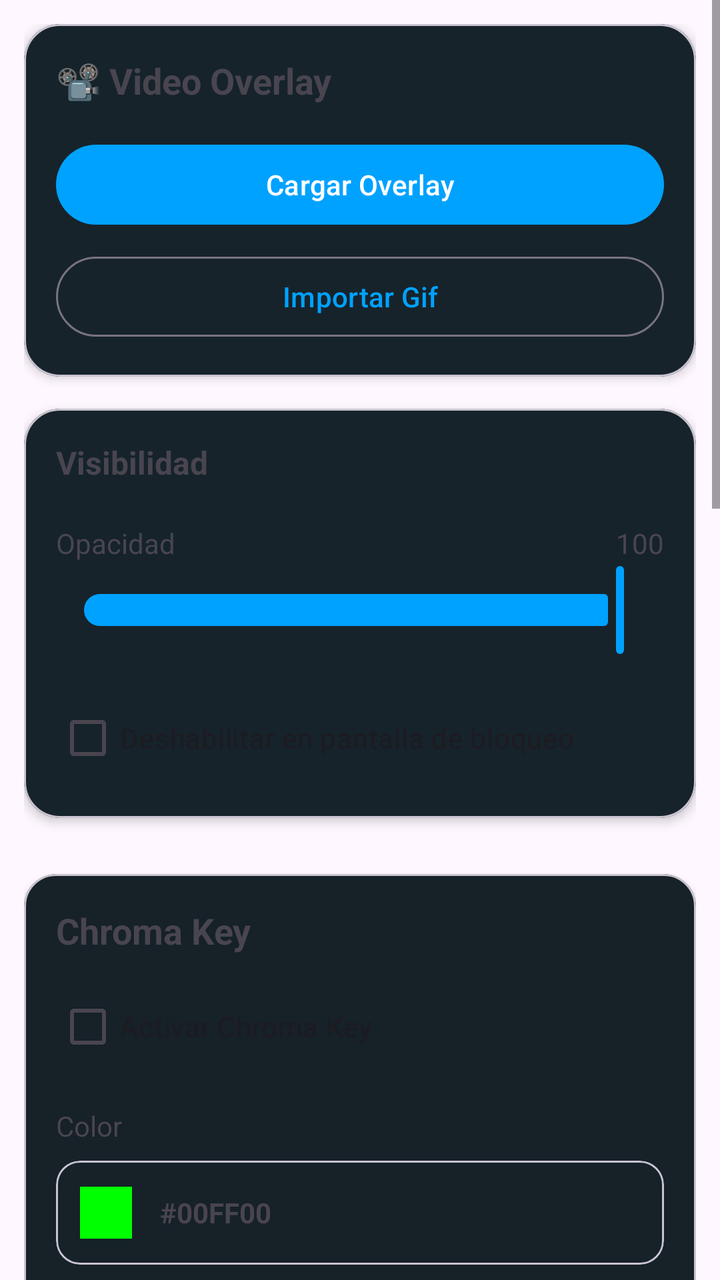
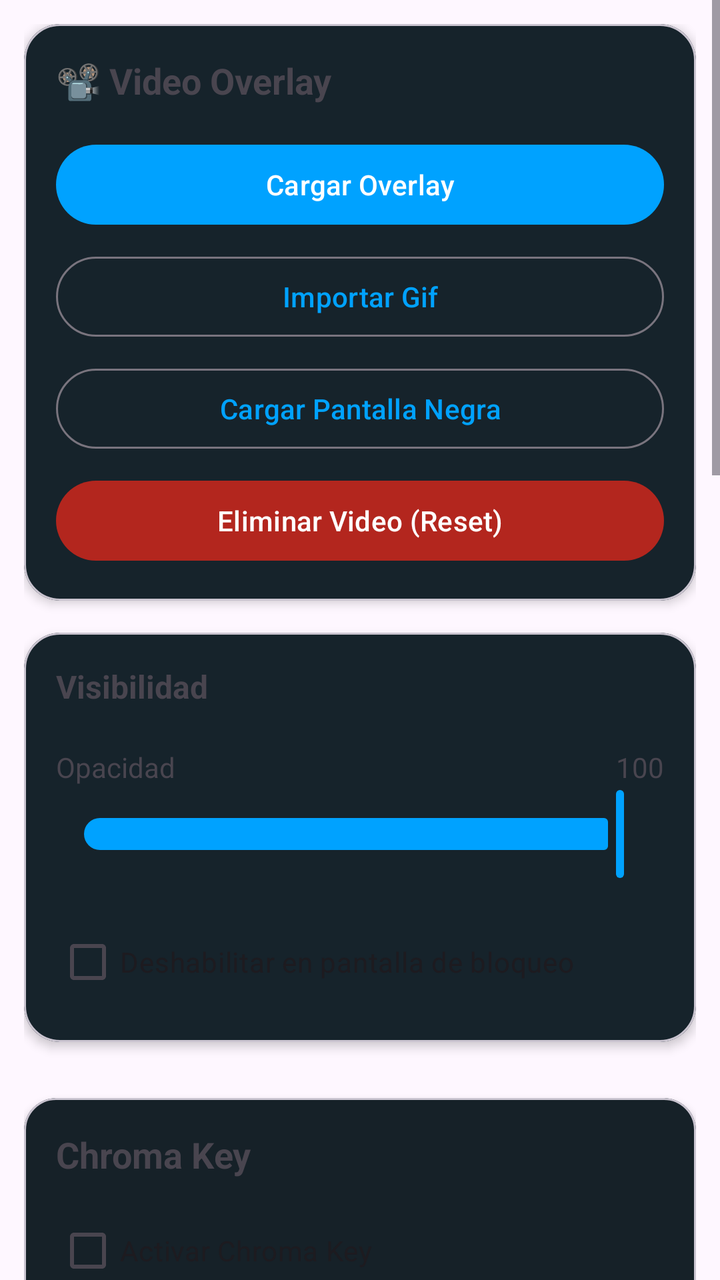

Screens rendered from an Android XML layout before and after an edit, with the pre-edit source and the edit as a unified diff.
<!-- AndroidManifest.xml: application theme Theme.RomasterLiveWall -->
<!-- res/layout/layout_overlay.xml -->
<?xml version="1.0" encoding="utf-8"?>
<ScrollView
    xmlns:android="http://schemas.android.com/apk/res/android"
    xmlns:app="http://schemas.android.com/apk/res-auto"
    android:layout_width="match_parent"
    android:layout_height="match_parent">

    <LinearLayout
        android:layout_width="match_parent"
        android:layout_height="wrap_content"
        android:orientation="vertical"
        android:padding="12dp">

        
        
        

        <com.google.android.material.card.MaterialCardView
            android:layout_width="match_parent"
            android:layout_height="wrap_content"
            android:layout_marginBottom="16dp"
            app:cardCornerRadius="18dp"
            app:cardElevation="3dp">

            <LinearLayout
                android:layout_width="match_parent"
                android:layout_height="wrap_content"
                android:orientation="vertical"
                android:padding="16dp">

                <TextView
                    android:layout_width="wrap_content"
                    android:layout_height="wrap_content"
                    android:text="📽️ Video Overlay"
                    android:textStyle="bold"
                    android:textSize="18sp"/>

                <com.google.android.material.button.MaterialButton
                    android:id="@+id/buttonLoadOverlay"
                    style="@style/Widget.Material3.Button"
                    android:layout_width="match_parent"
                    android:layout_height="wrap_content"
                    android:layout_marginTop="16dp"
                    android:text="Cargar Overlay"/>

                <com.google.android.material.button.MaterialButton
                    android:id="@+id/buttonImportGifOverlay"
                    style="@style/Widget.Material3.Button.OutlinedButton"
                    android:layout_width="match_parent"
                    android:layout_height="wrap_content"
                    android:layout_marginTop="8dp"
                    android:text="Importar Gif"/>

            </LinearLayout>

        </com.google.android.material.card.MaterialCardView>

        
        
        

        <com.google.android.material.card.MaterialCardView
            android:layout_width="match_parent"
            android:layout_height="wrap_content"
            android:layout_marginBottom="16dp"
            app:cardCornerRadius="18dp"
            app:cardElevation="3dp">

            <LinearLayout
                android:layout_width="match_parent"
                android:layout_height="wrap_content"
                android:orientation="vertical"
                android:padding="16dp">

                <TextView
                    android:layout_width="wrap_content"
                    android:layout_height="wrap_content"
                    android:text="Visibilidad"
                    android:textStyle="bold"
                    android:textSize="16sp"/>

                <LinearLayout
                    android:layout_width="match_parent"
                    android:layout_height="wrap_content"
                    android:layout_marginTop="20dp"
                    android:orientation="horizontal">

                    <TextView
                        android:layout_width="0dp"
                        android:layout_height="wrap_content"
                        android:layout_weight="1"
                        android:text="Opacidad"/>

                    <TextView
                        android:id="@+id/textOverlayAlphaValue"
                        android:layout_width="wrap_content"
                        android:layout_height="wrap_content"
                        android:text="100"/>

                </LinearLayout>

                <com.google.android.material.slider.Slider
                    android:id="@+id/sliderOverlayAlpha"
                    android:layout_width="match_parent"
                    android:layout_height="wrap_content"
                    android:value="100"
                    android:valueFrom="0"
                    android:valueTo="100"/>

                <com.google.android.material.checkbox.MaterialCheckBox
                    android:id="@+id/checkOverlayDisableOnLock"
                    android:layout_width="match_parent"
                    android:layout_height="wrap_content"
                    android:layout_marginTop="16dp"
                    android:text="Deshabilitar en pantalla de bloqueo"/>

            </LinearLayout>

        </com.google.android.material.card.MaterialCardView>
        
        
        
        

        <com.google.android.material.card.MaterialCardView
            android:id="@+id/cardChromaKey"
            android:layout_width="match_parent"
            android:layout_height="wrap_content"
            android:layout_marginTop="12dp"
            app:cardCornerRadius="16dp"
            app:cardElevation="2dp">
        
            <LinearLayout
                android:layout_width="match_parent"
                android:layout_height="wrap_content"
                android:orientation="vertical"
                android:padding="16dp">
        
                <TextView
                    android:layout_width="wrap_content"
                    android:layout_height="wrap_content"
                    android:text="Chroma Key"
                    android:textStyle="bold"
                    android:textSize="18sp"/>
        
                <com.google.android.material.checkbox.MaterialCheckBox
                    android:id="@+id/checkOverlayChroma"
                    android:layout_width="wrap_content"
                    android:layout_height="wrap_content"
                    android:layout_marginTop="12dp"
                    android:text="Activar Chroma Key"/>
        
                <TextView
                    android:layout_width="wrap_content"
                    android:layout_height="wrap_content"
                    android:layout_marginTop="16dp"
                    android:text="Color"/>
        
                <com.google.android.material.card.MaterialCardView
                    android:id="@+id/buttonChromaColor"
                    android:layout_width="match_parent"
                    android:layout_height="52dp"
                    android:layout_marginTop="8dp"
                    android:clickable="true"
                    android:focusable="true"
                    app:cardCornerRadius="12dp"
                    app:strokeWidth="1dp">
        
                    <LinearLayout
                        android:layout_width="match_parent"
                        android:layout_height="match_parent"
                        android:gravity="center_vertical"
                        android:orientation="horizontal"
                        android:paddingHorizontal="12dp">
        
                        <View
                            android:id="@+id/viewChromaColor"
                            android:layout_width="26dp"
                            android:layout_height="26dp"
                            android:background="#00FF00"/>
        
                        <TextView
                            android:id="@+id/textChromaHex"
                            android:layout_width="wrap_content"
                            android:layout_height="wrap_content"
                            android:layout_marginStart="14dp"
                            android:text="#00FF00"
                            android:textStyle="bold"/>
        
                    </LinearLayout>
        
                </com.google.android.material.card.MaterialCardView>
        
                <LinearLayout
                    android:layout_width="match_parent"
                    android:layout_height="wrap_content"
                    android:layout_marginTop="18dp"
                    android:orientation="horizontal"
                    android:gravity="center_vertical">
                    <TextView
                        android:layout_width="0dp"
                        android:layout_height="wrap_content"
                        android:layout_weight="1"
                        android:text="Intensidad"/>
                    <TextView
                        android:id="@+id/textChromaThresholdValue"
                        android:layout_width="wrap_content"
                        android:layout_height="wrap_content"
                        android:text="50"/>
                </LinearLayout>

                <com.google.android.material.slider.Slider
                    android:id="@+id/sliderChromaThreshold"
                    android:layout_width="match_parent"
                    android:layout_height="wrap_content"
                    android:valueFrom="0"
                    android:valueTo="100"
                    android:value="50"/>

                <LinearLayout
                    android:layout_width="match_parent"
                    android:layout_height="wrap_content"
                    android:layout_marginTop="18dp"
                    android:orientation="horizontal"
                    android:gravity="center_vertical">
                    <TextView
                        android:layout_width="0dp"
                        android:layout_height="wrap_content"
                        android:layout_weight="1"
                        android:text="Suavizado"/>
                    <TextView
                        android:id="@+id/textChromaSoftnessValue"
                        android:layout_width="wrap_content"
                        android:layout_height="wrap_content"
                        android:text="20"/>
                </LinearLayout>

                <com.google.android.material.slider.Slider
                    android:id="@+id/sliderChromaSoftness"
                    android:layout_width="match_parent"
                    android:layout_height="wrap_content"
                    android:valueFrom="0"
                    android:valueTo="100"
                    android:value="20"/>
        
            </LinearLayout>
        
        </com.google.android.material.card.MaterialCardView>
        
        
        
        
        
        <com.google.android.material.card.MaterialCardView
            android:layout_width="match_parent"
            android:layout_height="wrap_content"
            android:layout_marginTop="12dp"
            app:cardCornerRadius="18dp"
            app:cardElevation="3dp">
        
            <LinearLayout
                android:layout_width="match_parent"
                android:layout_height="wrap_content"
                android:orientation="vertical"
                android:padding="16dp">
        
                <TextView
                    android:layout_width="wrap_content"
                    android:layout_height="wrap_content"
                    android:text="📐 Aspect Ratio"
                    android:textStyle="bold"
                    android:textSize="18sp"/>
        
                <RadioGroup
                    android:id="@+id/radioGroupOverlayAspect"
                    android:layout_width="match_parent"
                    android:layout_height="wrap_content"
                    android:layout_marginTop="12dp">
        
                    <RadioButton
                        android:id="@+id/radioOverlayAspectOriginal"
                        android:layout_width="match_parent"
                        android:layout_height="wrap_content"
                        android:text="Original"
                        android:checked="true"/>
        
                    <RadioButton
                        android:id="@+id/radioOverlayAspectScreen"
                        android:layout_width="match_parent"
                        android:layout_height="wrap_content"
                        android:text="Screen"/>
        
                </RadioGroup>
        
            </LinearLayout>
        
        </com.google.android.material.card.MaterialCardView>
        
        
        
        

        <com.google.android.material.card.MaterialCardView
            android:layout_width="match_parent"
            android:layout_height="wrap_content"
            app:cardCornerRadius="18dp"
            app:cardElevation="3dp">

            <LinearLayout
                android:layout_width="match_parent"
                android:layout_height="wrap_content"
                android:orientation="vertical"
                android:padding="16dp">

                <TextView
                    android:layout_width="wrap_content"
                    android:layout_height="wrap_content"
                    android:text="Transformación"
                    android:textStyle="bold"
                    android:textSize="16sp"/>

                

                <LinearLayout
                    android:layout_width="match_parent"
                    android:layout_height="wrap_content"
                    android:layout_marginTop="20dp"
                    android:orientation="horizontal">

                    <TextView
                        android:layout_width="0dp"
                        android:layout_height="wrap_content"
                        android:layout_weight="1"
                        android:text="Zoom"/>

                    <TextView
                        android:id="@+id/textOverlayZoomValue"
                        android:layout_width="wrap_content"
                        android:layout_height="wrap_content"
                        android:text="100"/>

                </LinearLayout>

                <com.google.android.material.slider.Slider
                    android:id="@+id/sliderOverlayZoom"
                    android:layout_width="match_parent"
                    android:layout_height="wrap_content"
                    android:value="100"
                    android:valueFrom="10"
                    android:valueTo="800"/>

                

                <LinearLayout
                    android:layout_width="match_parent"
                    android:layout_height="wrap_content"
                    android:orientation="horizontal">

                    <TextView
                        android:layout_width="0dp"
                        android:layout_height="wrap_content"
                        android:layout_weight="1"
                        android:text="Posición X"/>

                    <TextView
                        android:id="@+id/textOverlayPosXValue"
                        android:layout_width="wrap_content"
                        android:layout_height="wrap_content"
                        android:text="0"/>

                </LinearLayout>

                <com.google.android.material.slider.Slider
                    android:id="@+id/sliderOverlayPosX"
                    android:layout_width="match_parent"
                    android:layout_height="wrap_content"
                    android:valueFrom="-100"
                    android:valueTo="100"/>

                

                <LinearLayout
                    android:layout_width="match_parent"
                    android:layout_height="wrap_content"
                    android:orientation="horizontal">

                    <TextView
                        android:layout_width="0dp"
                        android:layout_height="wrap_content"
                        android:layout_weight="1"
                        android:text="Posición Y"/>

                    <TextView
                        android:id="@+id/textOverlayPosYValue"
                        android:layout_width="wrap_content"
                        android:layout_height="wrap_content"
                        android:text="0"/>

                </LinearLayout>

                <com.google.android.material.slider.Slider
                    android:id="@+id/sliderOverlayPosY"
                    android:layout_width="match_parent"
                    android:layout_height="wrap_content"
                    android:valueFrom="-100"
                    android:valueTo="100"/>

                

                <LinearLayout
                    android:layout_width="match_parent"
                    android:layout_height="wrap_content"
                    android:orientation="horizontal">

                    <TextView
                        android:layout_width="0dp"
                        android:layout_height="wrap_content"
                        android:layout_weight="1"
                        android:text="Rotación"/>

                    <TextView
                        android:id="@+id/textOverlayRotationValue"
                        android:layout_width="wrap_content"
                        android:layout_height="wrap_content"
                        android:text="0°"/>

                </LinearLayout>

                <com.google.android.material.slider.Slider
                    android:id="@+id/sliderOverlayRotation"
                    android:layout_width="match_parent"
                    android:layout_height="wrap_content"
                    android:valueFrom="-180"
                    android:valueTo="180"/>

            </LinearLayout>

        </com.google.android.material.card.MaterialCardView>
        
        
        
        <com.google.android.material.card.MaterialCardView
            android:layout_width="match_parent"
            android:layout_height="wrap_content"
            android:layout_marginTop="12dp"
            app:cardCornerRadius="16dp">
        
            <LinearLayout
                android:layout_width="match_parent"
                android:layout_height="wrap_content"
                android:orientation="vertical"
                android:padding="16dp">
        
                <TextView
                    android:layout_width="wrap_content"
                    android:layout_height="wrap_content"
                    android:text="Sonido"
                    android:textStyle="bold"
                    android:textSize="16sp"/>
        
                <LinearLayout
                    android:layout_width="match_parent"
                    android:layout_height="wrap_content"
                    android:layout_marginTop="16dp"
                    android:gravity="center_vertical"
                    android:orientation="horizontal">

                    <ImageView
                        android:id="@+id/imageOverlaySoundIcon"
                        android:layout_width="24dp"
                        android:layout_height="24dp"
                        android:layout_marginEnd="12dp"
                        app:srcCompat="@drawable/baseline_volume_up_24"/>

                    <TextView
                        android:layout_width="0dp"
                        android:layout_height="wrap_content"
                        android:layout_weight="1"
                        android:text="Volumen"/>

                    <TextView
                        android:id="@+id/textOverlaySoundVolumeValue"
                        android:layout_width="wrap_content"
                        android:layout_height="wrap_content"
                        android:text="100"/>
                </LinearLayout>

                <com.google.android.material.slider.Slider
                    android:id="@+id/sliderOverlaySoundVolume"
                    android:layout_width="match_parent"
                    android:layout_height="wrap_content"
                    android:valueFrom="0"
                    android:valueTo="100"
                    android:value="100"/>
                
                
                <LinearLayout
                    android:layout_width="match_parent"
                    android:layout_height="wrap_content"
                    android:layout_marginTop="16dp"
                    android:orientation="horizontal">
                
                    <com.google.android.material.button.MaterialButton
                        android:id="@+id/buttonLoadOverlaySound"
                        style="@style/Widget.Material3.Button.OutlinedButton"
                        android:layout_width="0dp"
                        android:layout_height="wrap_content"
                        android:layout_weight="1"
                        android:text="Cargar sonido"/>
                
                    <Space
                        android:layout_width="8dp"
                        android:layout_height="wrap_content"/>
                
                    <com.google.android.material.button.MaterialButton
                        android:id="@+id/buttonResetOverlaySound"
                        style="@style/Widget.Material3.Button.OutlinedButton"
                        android:layout_width="0dp"
                        android:layout_height="wrap_content"
                        android:layout_weight="1"
                        android:text="Reset"/>
                
                </LinearLayout>
        
                <TextView
                    android:id="@+id/textOverlaySoundFile"
                    android:layout_width="match_parent"
                    android:layout_height="wrap_content"
                    android:layout_marginTop="8dp"
                    android:ellipsize="middle"
                    android:maxLines="1"
                    android:text="Ningún sonido seleccionado"/>
                
                <TextView
                    android:id="@+id/textOverlaySoundDuration"
                    android:layout_width="wrap_content"
                    android:layout_height="wrap_content"
                    android:layout_marginTop="2dp"
                    android:text="Duración: --:--.---"
                    android:textSize="12sp"/>
        
            </LinearLayout>
        
        </com.google.android.material.card.MaterialCardView>

    </LinearLayout>

</ScrollView>
<!-- resources referenced by this layout -->
<resources>
  <!-- drawable baseline_volume_up_24 (drawable) -->
  <vector xmlns:android="http://schemas.android.com/apk/res/android"
          android:width="24dp"
          android:height="24dp"
          android:viewportWidth="24.0"
          android:viewportHeight="24.0"
          android:tint="?attr/colorControlNormal">
      <path
          android:fillColor="@android:color/white"
          android:pathData="M3,9v6h4l5,5L12,4L7,9L3,9zM16.5,12c0,-1.77 -1.02,-3.29 -2.5,-4.03v8.05c1.48,-0.73 2.5,-2.25 2.5,-4.02zM14,3.23v2.06c2.89,0.86 5,3.54 5,6.71s-2.11,5.85 -5,6.71v2.06c4.01,-0.91 7,-4.49 7,-8.77s-2.99,-7.86 -7,-8.77z"/>
  </vector>
  <style name="Theme.RomasterLiveWall" parent="Theme.Material3.DayNight.NoActionBar">
  
          <item name="colorPrimary">@color/md_theme_primary</item>
          <item name="colorSurface">@color/md_theme_surface</item>
          <item name="colorSurfaceVariant">@color/md_theme_surfaceVariant</item>
          <item name="android:statusBarColor">@android:color/transparent</item>
  
      </style>
  <color name="md_theme_primary">#00A2FF</color>
  <color name="md_theme_surface">#181818</color>
  <color name="md_theme_surfaceVariant">#242424</color>
</resources>

<!-- the commit's change to res/layout/layout_overlay.xml (unified diff, before → after) -->
@@ -50,6 +50,24 @@
                     android:layout_height="wrap_content"
                     android:layout_marginTop="8dp"
                     android:text="Importar Gif"/>
+
+                <com.google.android.material.button.MaterialButton
+                    android:id="@+id/buttonBlackScreenOverlay"
+                    style="@style/Widget.Material3.Button.OutlinedButton"
+                    android:layout_width="match_parent"
+                    android:layout_height="wrap_content"
+                    android:layout_marginTop="8dp"
+                    android:text="Cargar Pantalla Negra"/>
+
+                <com.google.android.material.button.MaterialButton
+                    android:id="@+id/buttonResetOverlayVideo"
+                    style="@style/Widget.Material3.Button"
+                    android:layout_width="match_parent"
+                    android:layout_height="wrap_content"
+                    android:layout_marginTop="8dp"
+                    android:text="Eliminar Video (Reset)"
+                    android:textColor="@android:color/white"
+                    app:backgroundTint="?attr/colorError"/>
 
             </LinearLayout>
 
